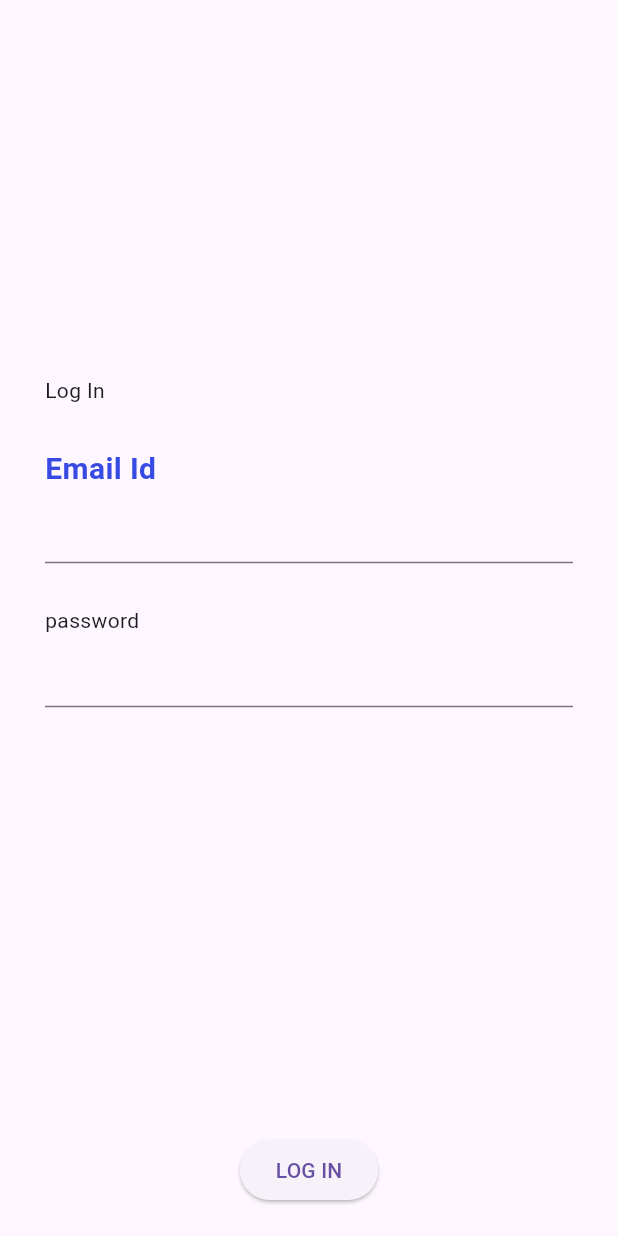
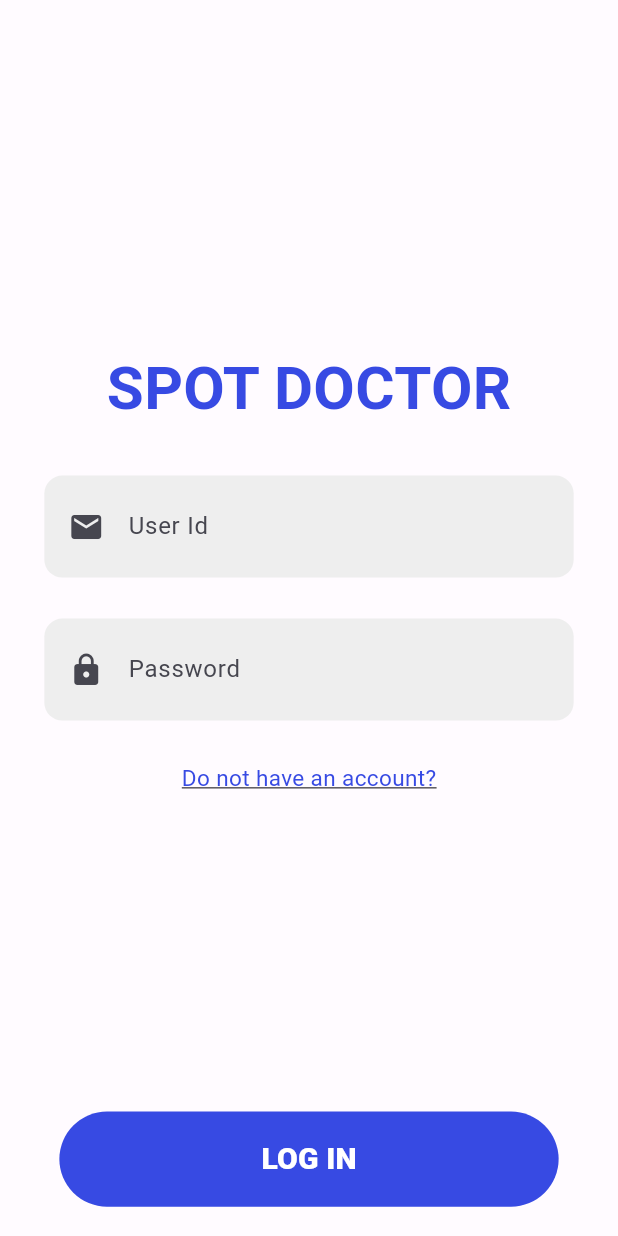
Before and after one commit to CK-Kumar/spot_doctor, a Flutter app: the screen it shows after launch, on a phone screen of 412 x 824 dp. Run offline on Flutter 3.47's test engine with Material 3 defaults, Android fonts, the phone set to English and light mode, and no system bars; our stand-ins replace easy_localization, flutter_screenutil, google_fonts; Roboto replaces fonts that are missing (TextStyle).

```diff
--- a/assets/i18n/en.json
+++ b/assets/i18n/en.json
@@ -1,8 +1,11 @@
 {
     "user":{
-        "start_session":"Log In",
-        "email":"Email Id",
-        "password":"password"
+        "start_session":"LOG IN",
+        "register":"Register",
+        "email":"User Id",
+        "password":"Password",
+        "no_account":"Do not have an account?",
+        "have_account":"Already have an account?"
 
     }
 }
--- a/lib/ui/screens/authentication/login_screen.dart
+++ b/lib/ui/screens/authentication/login_screen.dart
@@ -1,16 +1,19 @@
 import 'package:easy_localization/easy_localization.dart';
 import 'package:flutter/material.dart';
-import 'package:spot_doctor/common/theme.dart';
+import 'package:flutter_screenutil/flutter_screenutil.dart';
+import 'package:spot_doctor/ui/theme/theme.dart';
+import 'package:spot_doctor/ui/widgets/app_button_widget.dart';
+import 'package:spot_doctor/ui/widgets/app_text_field_widget.dart';
+import 'package:spot_doctor/utils/constants.dart';
 
 class LoginScreen extends StatelessWidget {
   const LoginScreen({Key? key}) : super(key: key);
 
   @override
   Widget build(BuildContext context) {
-    return MaterialApp(
-      home: Scaffold(
+    return Scaffold(
       body: Padding(
-          padding: const EdgeInsets.all(20.0),
+        padding: EdgeInsets.all(20.0.h),
         child: CustomScrollView(
           slivers: [
             SliverFillRemaining(
@@ -21,54 +24,59 @@ class LoginScreen extends StatelessWidget {
                   Expanded(
                     child: Center(
                       child: Container(
-                          padding: const EdgeInsets.symmetric(horizontal: 10),
+                        padding: EdgeInsets.symmetric(horizontal: 10.w),
                         child: Column(
                           crossAxisAlignment: CrossAxisAlignment.stretch,
                           mainAxisAlignment: MainAxisAlignment.center,
                           children: <Widget>[
-                              Text(
-                                'user.start_session'.tr(),
+                            Align(
+                              alignment: Alignment.topCenter,
+                              child: Text(
+                                'Spot Doctor'.toUpperCase(),
+                                style: displayText,
                               ),
-                              const SizedBox(height: 28.0),
-                              Text(
-                                'user.email'.tr(),
-                                style: titleTextStyle,
                             ),
-                              TextFormField(
-                                keyboardType: TextInputType.emailAddress,
-                                autofocus: false,
-                                // No need for a specific style or decoration
-                                controller: TextEditingController(),
+                            SizedBox(height: 30.0.h),
+                            SpotDoctorTextField(
+                                hint: 'user.email'.tr(),
+                                isPassword: false,
+                                icon: Icons.email),
+                            SizedBox(height: 28.0.h),
+                            SpotDoctorTextField(
+                                hint: 'user.password'.tr(),
+                                isPassword: true,
+                                icon: Icons.lock),
+                            SizedBox(height: 28.0.h),
+                            Row(
+                              mainAxisAlignment: MainAxisAlignment.center,
+                              children: [
+                                InkWell(
+                                  onTap: () {
+                                    Navigator.pushReplacementNamed(
+                                        context, AppRoutes.register);
+                                  },
+                                  child: Text(
+                                    'user.no_account'.tr(),
+                                    style: linkText,
                                   ),
-                              const SizedBox(height: 28.0),
-                              Text('user.password'.tr()),
-                              TextFormField(
-                                autofocus: false,
-                                obscureText: true,
-                                // No need for a specific style or decoration
-                                controller: TextEditingController(),
                                 ),
-                              const SizedBox(height: 54.0),
+                              ],
+                            )
                           ],
                         ),
                       ),
                     ),
                   ),
-                    Align(
+                  const Align(
                     alignment: Alignment.bottomCenter,
                     child: SafeArea(
                       bottom: true,
                       child: Column(
                         mainAxisAlignment: MainAxisAlignment.end,
                         children: [
-                            ElevatedButton(
-                              onPressed: () {
-                                // Handle button press
-                              },
-                              child: Text(
-                                'user.start_session'.tr().toUpperCase(),
-                              ),
-                            ),
+                          AppButtonWidget(
+                            title: 'user.start_session',
+                          )
                         ],
                       ),
                     ),
@@ -79,7 +87,6 @@ class LoginScreen extends StatelessWidget {
           ],
         ),
       ),
-      ),
     );
   }
 }
--- a/lib/ui/spot_doctor_app.dart
+++ b/lib/ui/spot_doctor_app.dart
@@ -1,8 +1,9 @@
 import 'package:easy_localization/easy_localization.dart';
 import 'package:flutter/material.dart';
 import 'package:flutter/services.dart';
-import 'package:spot_doctor/common/constants.dart';
-import 'package:spot_doctor/common/theme.dart';
+import 'package:spot_doctor/ui/screens/authentication/register_screen.dart';
+import 'package:spot_doctor/utils/constants.dart';
+import 'package:spot_doctor/ui/theme/theme.dart';
 
 import 'package:flutter_screenutil/flutter_screenutil.dart';
 import 'package:spot_doctor/ui/screens/authentication/login_screen.dart';
@@ -38,7 +39,8 @@ class SpotDoctorApp extends StatelessWidget {
           supportedLocales: context.supportedLocales,
           localizationsDelegates: context.localizationDelegates,
           routes: {
-            AppRoutes.login: (context) => LoginScreen(),
+            AppRoutes.login: (context) => const LoginScreen(),
+            AppRoutes.register: (context) => const RegisterScreen()
           },
         ),
       ),
--- a/lib/common/theme.dart
+++ b/lib/ui/theme/theme.dart
@@ -6,8 +6,21 @@ final fontFamily = GoogleFonts.roboto().toString();
 final titleTextStyle = TextStyle(
     color: const Color(0xFF374AE3),
     fontFamily: fontFamily,
+    fontWeight: FontWeight.w800,
+    fontSize: 20.sp);
+
+final displayText = TextStyle(
+    color: const Color(0xFF374AE3),
+    fontFamily: fontFamily,
     fontWeight: FontWeight.bold,
-    fontSize: 20.sp);
+    fontSize: 40.sp);
+
+final linkText = TextStyle(
+    color: const Color(0xFF374AE3),
+    fontFamily: fontFamily,
+    fontWeight: FontWeight.w400,
+    fontSize: 15.sp,
+    decoration: TextDecoration.underline);
 
 class Style {
   static const lightColorScheme = ColorScheme(
--- /dev/null
+++ b/lib/ui/widgets/app_button_widget.dart
@@ -0,0 +1,40 @@
+import 'package:easy_localization/easy_localization.dart';
+import 'package:flutter/material.dart';
+import 'package:flutter_screenutil/flutter_screenutil.dart';
+import 'package:spot_doctor/ui/theme/theme.dart';
+
+class AppButtonWidget extends StatelessWidget {
+  const AppButtonWidget({
+    this.height,
+    this.onPressed,
+    required this.title,
+    super.key,
+  });
+
+  final String title;
+  final double? height;
+  final void Function()? onPressed;
+
+  @override
+  Widget build(BuildContext context) {
+    return Padding(
+      padding: EdgeInsets.only(left: 20.w, right: 20.w),
+      child: SizedBox(
+        width: double.infinity,
+        height: height ?? 65.h,
+        child: FilledButton(
+          style: ButtonStyle(
+            backgroundColor: MaterialStateProperty.all<Color>(
+              const Color(0xFF374AE3),
+            ),
+          ),
+          onPressed: onPressed,
+          child: Text(
+            title.tr().toUpperCase(),
+            style: titleTextStyle.copyWith(color: Colors.white),
+          ),
+        ),
+      ),
+    );
+  }
+}
--- /dev/null
+++ b/lib/ui/widgets/app_text_field_widget.dart
@@ -0,0 +1,36 @@
+import 'package:flutter/material.dart';
+
+class SpotDoctorTextField extends StatelessWidget {
+  final bool isPassword;
+  final String hint;
+  final IconData? icon;
+
+  const SpotDoctorTextField({
+    required this.isPassword,
+    required this.hint,
+    this.icon,
+    Key? key,
+  }) : super(key: key);
+
+  @override
+  Widget build(BuildContext context) {
+    return Container(
+      padding: const EdgeInsets.symmetric(horizontal: 16.0, vertical: 10.0),
+      decoration: BoxDecoration(
+        color: Colors.grey[200],
+        borderRadius: BorderRadius.circular(12.0),
+      ),
+      child: TextFormField(
+        autofocus: false,
+        obscureText: isPassword,
+        controller: TextEditingController(),
+        style: const TextStyle(color: Colors.black),
+        decoration: InputDecoration(
+          hintText: hint,
+          border: InputBorder.none,
+          icon: icon != null ? Icon(icon) : null,
+        ),
+      ),
+    );
+  }
+}
```
Also changed, not shown: lib/ui/screens/authentication/register_screen.dart (+92 -0 lines), lib/utils/constants.dart (renamed from lib/common/constants.dart). Lines whose indentation alone changed are shown as unchanged.
